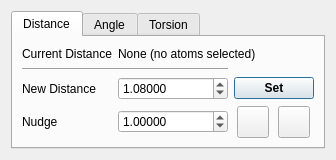
Qt form trunk/src/gui/geometry.ui (trisyoungs/aten) before a commit.
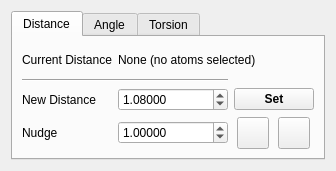
The same form after that commit. Icons and pictures are not drawn.

Commit message: More functionality added to Glyphs window. Default text for Text glyphs added. Fixed - Renderer would complain (wrongly) that it didn't know to draw text glyphs (type 9 and 10). Fixed - Espresso export filter used 'writeline' where it should have used 'writelinef'. Changed autoDefault properties of many buttons in the GUI to prevent tool windows from closing / acting without warning after editing text or numbers.

Diff of the .ui file:
```diff
--- a/trunk/src/gui/geometry.ui
+++ b/trunk/src/gui/geometry.ui
@@ -1,12 +1,12 @@
 <ui version="4.0">
  <class>GeometryDialog</class>
- <widget class="QDialog" name="GeometryDialog">
-  <property name="geometry">
+ <widget class="QDialog" name="GeometryDialog" >
+  <property name="geometry" >
    <rect>
     <x>0</x>
     <y>0</y>
     <width>336</width>
-    <height>136</height>
+    <height>171</height>
    </rect>
   </property>
   <property name="windowTitle">
@@ -22,8 +22,16 @@
      <property name="currentIndex">
       <number>0</number>
      </property>
-     <widget class="QWidget" name="DistanceTab">
-      <attribute name="title">
+     <widget class="QWidget" name="DistanceTab" >
+      <property name="geometry" >
+       <rect>
+        <x>0</x>
+        <y>0</y>
+        <width>314</width>
+        <height>125</height>
+       </rect>
+      </property>
+      <attribute name="title" >
        <string>Distance</string>
       </attribute>
       <layout class="QHBoxLayout" name="horizontalLayout_6">
@@ -89,6 +97,9 @@
            <property name="text">
             <string>Set</string>
            </property>
+           <property name="autoDefault" >
+            <bool>false</bool>
+           </property>
           </widget>
          </item>
          <item row="5" column="0">
@@ -155,6 +166,9 @@
                <height>24</height>
               </size>
              </property>
+             <property name="autoDefault" >
+              <bool>false</bool>
+             </property>
             </widget>
            </item>
            <item>
@@ -184,6 +198,9 @@
                <height>24</height>
               </size>
              </property>
+             <property name="autoDefault" >
+              <bool>false</bool>
+             </property>
             </widget>
            </item>
           </layout>
```
Left out of the diff: 416 changed lines with no effect on the pictures. The commit also changes 25 other files.
